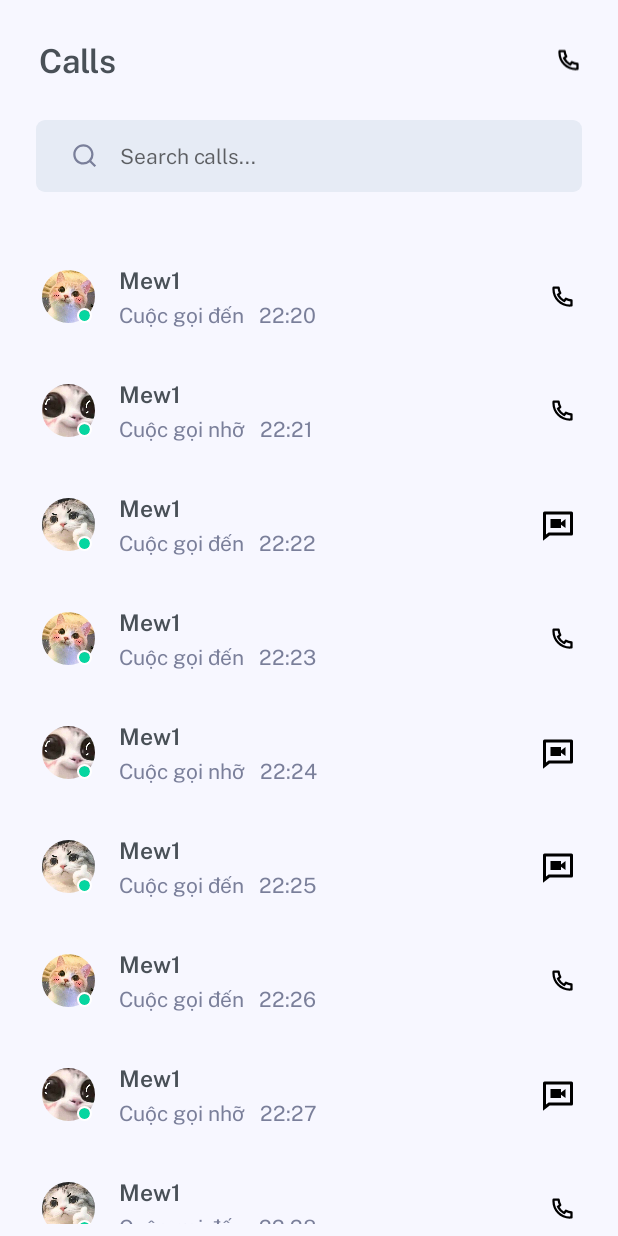
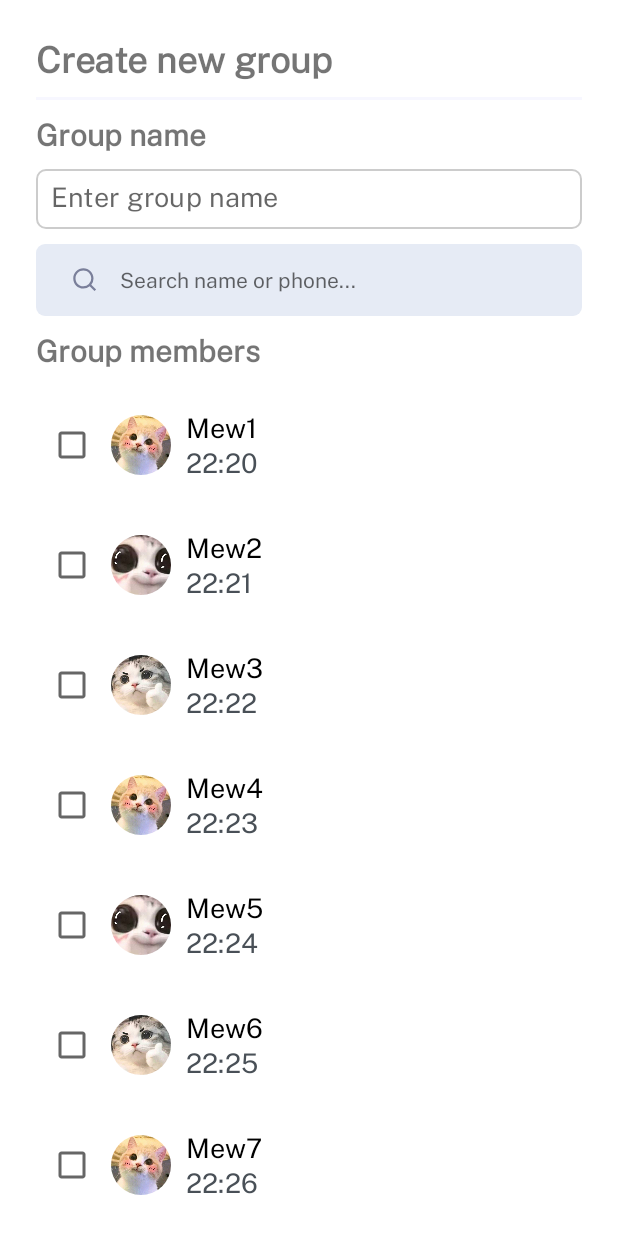
Before and after one commit to manhtuong210902/ChatApp_Android17, an Android app: the screen it shows after launch (CallHistoryActivity before the commit, AddGroupActivity after it), on a phone screen of 412 x 824 dp. Run offline under Robolectric (Android 15) with nearby library versions, the phone set to English and light mode, and no system bars; our stand-ins replace CircleImageView, Picasso.

Commit message:
Hoan thanh giao dien them nhom https://mtuong669.atlassian.net/jira/software/projects/A2G/boards/2?selectedIssue=A2G-7

```diff
--- a/app/src/main/AndroidManifest.xml
+++ b/app/src/main/AndroidManifest.xml
@@ -13,6 +13,9 @@
         android:supportsRtl="true"
         android:theme="@style/Theme.ChatApp"
         tools:targetApi="31">
+        <activity
+            android:name=".AddGroupActivity"
+            android:exported="false" />
         <activity
             android:name=".CallHistoryActivity"
             android:exported="false" />
--- /dev/null
+++ b/app/src/main/java/com/example/chatapp/AddGroupActivity.java
@@ -0,0 +1,50 @@
+package com.example.chatapp;
+
+import androidx.recyclerview.widget.GridLayoutManager;
+import androidx.recyclerview.widget.RecyclerView;
+
+import android.app.Activity;
+import android.os.Bundle;
+import android.util.Log;
+import android.widget.EditText;
+import android.widget.SearchView;
+
+import java.util.ArrayList;
+import java.util.List;
+
+public class AddGroupActivity extends Activity {
+    private EditText editText_groupName;
+    private RecyclerView recyclerView_listFriend;
+    private List<CallHistory> listFriend;
+    private AddGroupAdapter addGroupAdapter;
+    @Override
+    protected void onCreate(Bundle savedInstanceState) {
+        super.onCreate(savedInstanceState);
+        setContentView(R.layout.activity_add_group);
+        listFriend = new ArrayList<>();
+        editText_groupName = findViewById(R.id.editText_groupName);
+        recyclerView_listFriend = findViewById(R.id.recyclerView_listFriend);
+        Data();
+
+        recyclerView_listFriend.setHasFixedSize(true);
+        recyclerView_listFriend.setLayoutManager(new GridLayoutManager(AddGroupActivity.this,1));
+        addGroupAdapter = new AddGroupAdapter(AddGroupActivity.this, listFriend);
+        recyclerView_listFriend.setAdapter(addGroupAdapter);
+    }
+
+    private void Data() {
+        listFriend.add(new CallHistory("Mew1", R.drawable.cute1, false, false, true, "22:20"));
+        listFriend.add(new CallHistory("Mew2", R.drawable.cute2, true, false, true, "22:21"));
+        listFriend.add(new CallHistory("Mew3", R.drawable.cute3, false, true, true, "22:22"));
+        listFriend.add(new CallHistory("Mew4", R.drawable.cute1, false, false, true, "22:23"));
+        listFriend.add(new CallHistory("Mew5", R.drawable.cute2, true, true, true, "22:24"));
+        listFriend.add(new CallHistory("Mew6", R.drawable.cute3, false, true, true, "22:25"));
+        listFriend.add(new CallHistory("Mew7", R.drawable.cute1, false, false, true, "22:26"));
+        listFriend.add(new CallHistory("Mew1", R.drawable.cute2, true, true, true, "22:27"));
+        listFriend.add(new CallHistory("Mew1", R.drawable.cute3, false, false, true, "22:28"));
+        listFriend.add(new CallHistory("Mew1", R.drawable.cute1, true, true, true, "22:29"));
+        listFriend.add(new CallHistory("Mew1", R.drawable.cute2, true, false, true, "22:30"));
+        listFriend.add(new CallHistory("Mew1", R.drawable.cute3, false, true, true, "22:31"));
+
+    }
+}
--- /dev/null
+++ b/app/src/main/java/com/example/chatapp/AddGroupAdapter.java
@@ -0,0 +1,57 @@
+package com.example.chatapp;
+
+import android.content.Context;
+import android.view.LayoutInflater;
+import android.view.View;
+import android.view.ViewGroup;
+import android.widget.ImageView;
+import android.widget.TextView;
+
+import androidx.annotation.NonNull;
+import androidx.recyclerview.widget.RecyclerView;
+
+import com.squareup.picasso.Picasso;
+
+import java.util.List;
+
+import de.hdodenhof.circleimageview.CircleImageView;
+
+public class AddGroupAdapter extends RecyclerView.Adapter<AddGroupViewHolder> {
+    Context context;
+    List<CallHistory> list;
+
+    public AddGroupAdapter(Context context, List<CallHistory> list) {
+        this.context = context;
+        this.list = list;
+    }
+
+    @NonNull
+    @Override
+    public AddGroupViewHolder onCreateViewHolder(@NonNull ViewGroup parent, int viewType) {
+        return new AddGroupViewHolder(LayoutInflater.from(context).inflate(R.layout.add_group_member_item, parent, false));
+    }
+
+    @Override
+    public void onBindViewHolder(@NonNull AddGroupViewHolder holder, int position) {
+        holder.textView_name.setText(list.get(position).getName());
+        holder.textView_activity.setText(list.get(position).getTime());
+        Picasso.get().load(list.get(position).getImage()).into(holder.image_avatar);
+    }
+
+    @Override
+    public int getItemCount() {
+        return list.size();
+    }
+}
+
+
+class AddGroupViewHolder extends RecyclerView.ViewHolder{
+    TextView textView_name, textView_activity;
+    CircleImageView image_avatar;
+    public AddGroupViewHolder(@NonNull View itemView) {
+        super(itemView);
+        textView_activity = itemView.findViewById(R.id.textView_activity);
+        textView_name = itemView.findViewById(R.id.textView_name);
+        image_avatar = itemView.findViewById(R.id.image_avatar);
+    }
+}
--- a/app/src/main/java/com/example/chatapp/MainActivity.java
+++ b/app/src/main/java/com/example/chatapp/MainActivity.java
@@ -13,7 +13,7 @@ public class MainActivity extends Activity {
         setContentView(R.layout.activity_main);
 
         //Demo login form UI
-        Intent intent = new Intent(MainActivity.this, CallHistoryActivity.class);
+        Intent intent = new Intent(MainActivity.this, AddGroupActivity.class);
         startActivity(intent);
     }
 }
--- /dev/null
+++ b/app/src/main/res/drawable/input_boder.xml
@@ -0,0 +1,9 @@
+<?xml version="1.0" encoding="utf-8"?>
+<selector xmlns:android="http://schemas.android.com/apk/res/android">
+    <item>
+        <shape android:shape="rectangle">
+            <stroke android:color="#cccccc" android:width="1dp"/>
+            <corners android:radius="6dp"/>
+        </shape>
+    </item>
+</selector>
--- /dev/null
+++ b/app/src/main/res/layout/activity_add_group.xml
@@ -0,0 +1,71 @@
+<?xml version="1.0" encoding="utf-8"?>
+<LinearLayout xmlns:android="http://schemas.android.com/apk/res/android"
+    xmlns:app="http://schemas.android.com/apk/res-auto"
+    xmlns:tools="http://schemas.android.com/tools"
+    android:layout_width="match_parent"
+    android:layout_height="match_parent"
+    tools:context=".AddGroupActivity"
+    android:padding="24dp"
+    android:orientation="vertical"
+    >
+    <TextView
+        android:layout_width="match_parent"
+        android:layout_height="wrap_content"
+        android:text="Create new group"
+        android:textSize="24sp"
+        android:textStyle="bold"
+        android:layout_marginBottom="10dp"
+        />
+
+    <View
+        android:id="@+id/view"
+        android:layout_width="match_parent"
+        android:layout_height="2dp"
+        android:background="@color/primary_background"
+        android:layout_marginBottom="10dp"
+        />
+
+    <TextView
+        android:layout_width="match_parent"
+        android:layout_height="wrap_content"
+        android:text="Group name"
+        android:textSize="20sp"
+        android:textStyle="bold"
+        android:layout_marginBottom="10dp"
+        />
+    <EditText
+        android:id="@+id/editText_groupName"
+        android:layout_width="match_parent"
+        android:layout_height="40dp"
+        android:hint="Enter group name"
+        android:background="@drawable/input_boder"
+        android:padding="10dp"
+        android:layout_marginBottom="10dp"
+        />
+    <androidx.appcompat.widget.SearchView
+        android:layout_width="match_parent"
+        android:layout_height="wrap_content"
+        app:iconifiedByDefault="false"
+        android:theme="@style/AppSearchView"
+        app:searchIcon="@drawable/ic_search_line"
+        android:background="@drawable/chat_bg_border_radius_8dp"
+        app:submitBackground="@android:color/transparent"
+        app:queryBackground="@android:color/transparent"
+        android:id="@+id/searchView_SearchGroupMember"
+        app:queryHint="Search name or phone..."
+        />
+    <TextView
+        android:layout_width="match_parent"
+        android:layout_height="wrap_content"
+        android:text="Group members"
+        android:textSize="20sp"
+        android:textStyle="bold"
+        android:layout_marginTop="10dp"
+        android:layout_marginBottom="10dp"
+        />
+    <androidx.recyclerview.widget.RecyclerView
+        android:id="@+id/recyclerView_listFriend"
+        android:layout_width="match_parent"
+        android:layout_height="wrap_content"/>
+
+</LinearLayout>
--- /dev/null
+++ b/app/src/main/res/layout/add_group_member_item.xml
@@ -0,0 +1,45 @@
+<?xml version="1.0" encoding="utf-8"?>
+<LinearLayout xmlns:android="http://schemas.android.com/apk/res/android"
+    android:layout_width="match_parent"
+    android:layout_height="80dp"
+    android:orientation="horizontal"
+    android:padding="8dp"
+    android:gravity="center_vertical"
+    >
+    <CheckBox
+        android:id="@+id/checkBox_Select"
+        android:layout_width="wrap_content"
+        android:layout_height="wrap_content"
+        android:layout_marginRight="10dp"
+         />
+        <de.hdodenhof.circleimageview.CircleImageView
+            android:id="@+id/image_avatar"
+            android:layout_width="40dp"
+            android:layout_height="40dp"
+            android:layout_centerInParent="true"
+            android:src="@drawable/cute1"
+            />
+        <LinearLayout
+            android:layout_width="match_parent"
+            android:layout_height="wrap_content"
+            android:orientation="vertical"
+            android:layout_marginLeft="10dp"
+            >
+            <TextView
+                android:id="@+id/textView_name"
+                android:layout_width="match_parent"
+                android:layout_height="wrap_content"
+                android:text="Phan Nhi"
+                android:textSize="18sp"
+                android:textColor="@color/black"
+                />
+            <TextView
+                android:id="@+id/textView_activity"
+                android:layout_width="match_parent"
+                android:layout_height="wrap_content"
+                android:text="25/10/2022"
+                android:textSize="18sp"
+                android:textColor="@color/primary_text"
+                />
+        </LinearLayout>
+</LinearLayout>
```
